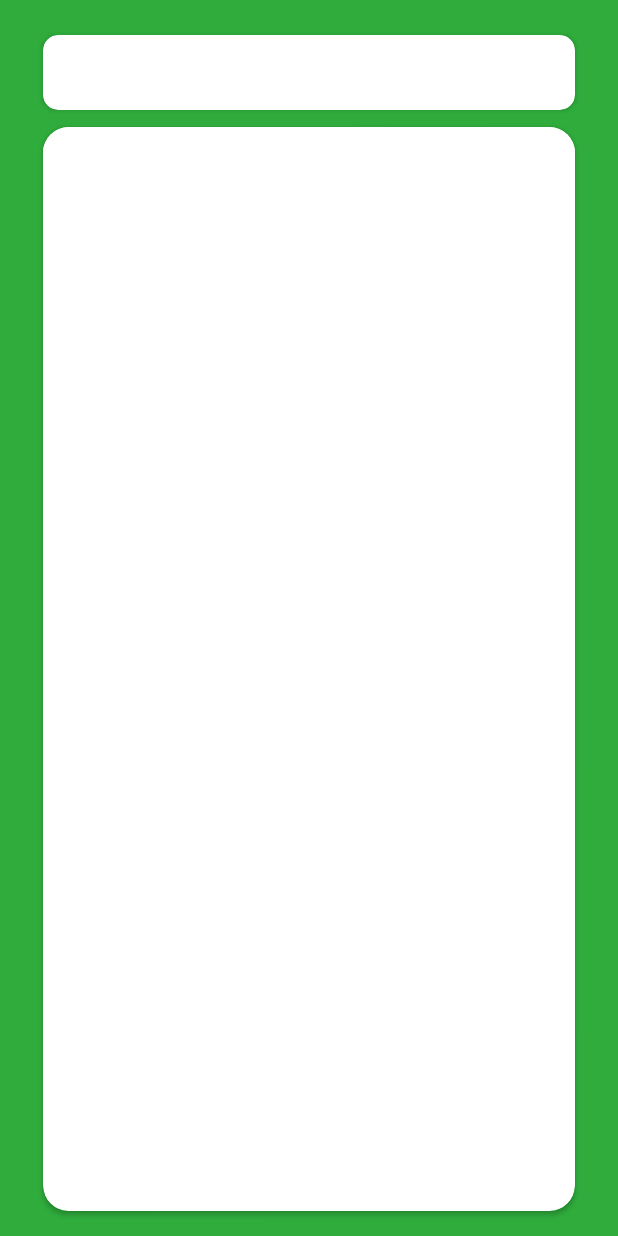
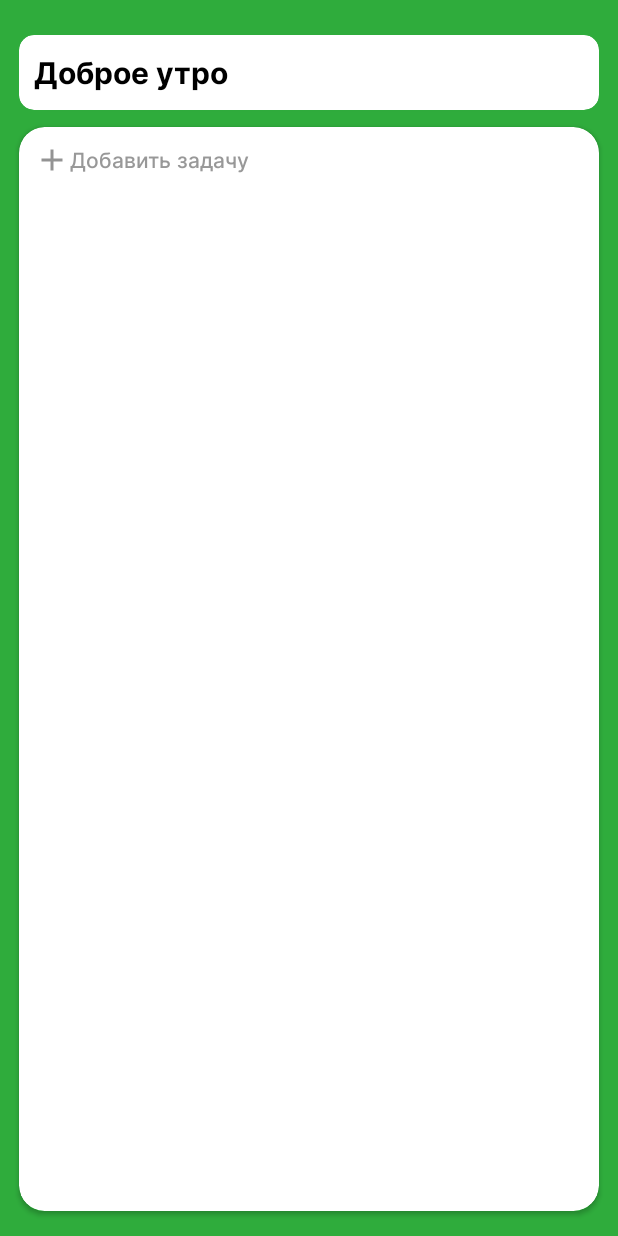
Before and after one commit to ilyastoletov/Taskizer, an Android app: the layout activity_main.xml on its own in the app's theme, with its tools: preview values and no code run, on a phone screen of 412 x 824 dp. Run offline under Robolectric (Android 15) with nearby library versions, the phone set to English and light mode, and no system bars.

Commit message:
Added tasks recycler view, greeting text arranging to current phone time

```diff
--- a/app/build.gradle
+++ b/app/build.gradle
@@ -37,6 +37,9 @@ android {
 
 dependencies {
 
+    implementation project(path: ':data')
+    implementation project(path: ':domain')
+
     implementation 'androidx.core:core-ktx:1.7.0'
     implementation 'androidx.appcompat:appcompat:1.6.0'
     implementation 'com.google.android.material:material:1.8.0'
--- /dev/null
+++ b/app/src/main/res/drawable/baseline_add_24.xml
@@ -0,0 +1,5 @@
+<vector android:height="24dp" android:tint="#939393"
+    android:viewportHeight="24" android:viewportWidth="24"
+    android:width="24dp" xmlns:android="http://schemas.android.com/apk/res/android">
+    <path android:fillColor="@android:color/white" android:pathData="M19,13h-6v6h-2v-6H5v-2h6V5h2v6h6v2z"/>
+</vector>
--- /dev/null
+++ b/app/src/main/res/drawable/baseline_check_box_outline_blank_24.xml
@@ -0,0 +1,5 @@
+<vector android:height="24dp" android:tint="#3F3F3F"
+    android:viewportHeight="24" android:viewportWidth="24"
+    android:width="24dp" xmlns:android="http://schemas.android.com/apk/res/android">
+    <path android:fillColor="@android:color/white" android:pathData="M19,5v14H5V5h14m0,-2H5c-1.1,0 -2,0.9 -2,2v14c0,1.1 0.9,2 2,2h14c1.1,0 2,-0.9 2,-2V5c0,-1.1 -0.9,-2 -2,-2z"/>
+</vector>
--- a/app/src/main/res/layout/activity_main.xml
+++ b/app/src/main/res/layout/activity_main.xml
@@ -18,7 +18,20 @@
         app:layout_constraintEnd_toEndOf="@id/guideline_end"
         app:layout_constraintStart_toStartOf="@id/guideline_start"
         app:layout_constraintTop_toTopOf="parent"
-        app:layout_constraintVertical_bias="0.03"></androidx.cardview.widget.CardView>
+        app:layout_constraintVertical_bias="0.03">
+
+        <TextView
+            android:id="@+id/greeting_text"
+            android:layout_width="wrap_content"
+            android:layout_height="wrap_content"
+            android:text="Доброе утро"
+            android:layout_gravity="center|start"
+            android:layout_marginStart="10dp"
+            android:fontFamily="@font/bold"
+            android:textColor="@color/black"
+            android:textSize="20sp"/>
+
+    </androidx.cardview.widget.CardView>
 
     <androidx.cardview.widget.CardView
         android:layout_width="0dp"
@@ -33,28 +46,43 @@
         app:layout_constraintTop_toTopOf="@id/guidiline_horizontal"
         app:layout_constraintVertical_bias="0.0">
 
-        <androidx.viewpager2.widget.ViewPager2
-            android:id="@+id/view_pager"
+        <LinearLayout
             android:layout_width="match_parent"
             android:layout_height="match_parent"
-            android:layout_marginTop="50dp"
-            app:layout_constraintBottom_toBottomOf="parent"
-            app:layout_constraintEnd_toEndOf="parent"
-            app:layout_constraintStart_toStartOf="parent"
-            app:layout_constraintTop_toBottomOf="@+id/tabLayout" />
+            android:orientation="vertical">
 
-        <com.google.android.material.tabs.TabLayout
-            android:id="@+id/tabLayout"
-            android:layout_width="match_parent"
-            android:layout_height="wrap_content"
-            android:layout_margin="0dp"
-            android:elevation="0dp"
-            app:layout_constraintEnd_toEndOf="parent"
-            app:layout_constraintStart_toStartOf="parent"
-            app:tabBackground="@color/white"
-            app:tabIndicatorColor="@color/white"
-            app:tabSelectedTextColor="@color/black"
-            app:tabTextColor="#7B7B7B" />
+            <LinearLayout
+                android:id="@+id/add_task_btn"
+                android:layout_width="wrap_content"
+                android:layout_height="wrap_content"
+                android:layout_margin="10dp"
+                android:orientation="horizontal">
+
+                <ImageView
+                    android:layout_width="wrap_content"
+                    android:layout_height="wrap_content"
+                    android:src="@drawable/baseline_add_24"/>
+
+                <TextView
+                    android:layout_width="wrap_content"
+                    android:layout_height="wrap_content"
+                    android:text="Добавить задачу"
+                    android:textSize="14sp"
+                    android:textColor="@color/grey_text"
+                    android:fontFamily="@font/medium"
+                    android:layout_marginTop="2dp"/>
+
+            </LinearLayout>
+
+            <androidx.recyclerview.widget.RecyclerView
+                android:id="@+id/tasks_main_rv"
+                android:layout_width="match_parent"
+                android:paddingStart="10dp"
+                android:paddingEnd="10dp"
+                android:layout_height="wrap_content"
+                />
+
+        </LinearLayout>
 
     </androidx.cardview.widget.CardView>
 
@@ -63,7 +91,7 @@
         android:layout_width="wrap_content"
         android:layout_height="wrap_content"
         android:orientation="vertical"
-        app:layout_constraintGuide_percent="0.07" />
+        app:layout_constraintGuide_percent="0.03" />
 
     <androidx.constraintlayout.widget.Guideline
         android:id="@+id/guidiline_horizontal"
@@ -84,7 +112,7 @@
         android:layout_width="wrap_content"
         android:layout_height="wrap_content"
         android:orientation="vertical"
-        app:layout_constraintGuide_percent="0.93" />
+        app:layout_constraintGuide_percent="0.97" />
 
 
 </androidx.constraintlayout.widget.ConstraintLayout>
--- a/app/src/main/res/values/colors.xml
+++ b/app/src/main/res/values/colors.xml
@@ -3,4 +3,6 @@
     <color name="white">#FFFFFF</color>
     <color name="black">#000000</color>
     <color name="green_default">#2FAC3C</color>
+    <color name="grey_text">#989898</color>
+    <color name="dark_grey_text">#3F3F3F</color>
 </resources>
--- a/app/src/main/res/values/themes.xml
+++ b/app/src/main/res/values/themes.xml
@@ -2,6 +2,7 @@
 
     <style name="Theme.Taskizer" parent="Theme.MaterialComponents.DayNight.NoActionBar">
         <item name="colorPrimary">@color/green_default</item>
+        <item name="android:statusBarColor">@color/green_default</item>
     </style>
 
     <style name="Theme.Taskizer.NoActionBar">
--- a/data/build.gradle
+++ b/data/build.gradle
@@ -32,6 +32,6 @@ android {
 }
 
 dependencies {
-
+    implementation project(path: ':domain')
     implementation 'androidx.core:core-ktx:1.7.0'
 }
--- /dev/null
+++ b/domain/src/main/java/com/appninjas/domain/model/Task.kt
@@ -0,0 +1,3 @@
+package com.appninjas.domain.model
+
+data class Task(val taskDescription: String)
```
Also changed, not shown: app/src/main/AndroidManifest.xml (+2 -5 lines), app/src/main/java/com/appninjas/taskizer/presentation/activities/MainActivity.kt (+34 -5 lines), app/src/main/java/com/appninjas/taskizer/presentation/adapters/TaskAdapter.kt (added, +29 -0 lines), app/src/main/res/layout/task_item.xml (added, +26 -0 lines), data/src/main/res/values-night/themes.xml (deleted, +0 -16 lines), data/src/main/res/values/themes.xml (deleted, +0 -16 lines), domain/src/main/res/values-night/themes.xml (deleted, +0 -16 lines), domain/src/main/res/values/themes.xml (deleted, +0 -16 lines), app/src/main/res/font/bold.ttf (added), app/src/main/res/font/medium.ttf (added), app/src/main/res/font/regular.ttf (added).
